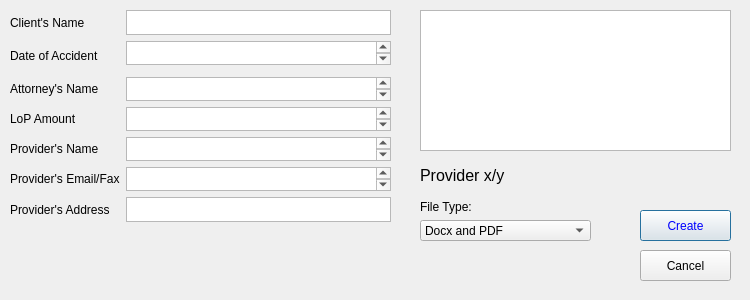
Qt form gui/LOP.ui (RDNelson26/DocuLegal_Project) before a commit.
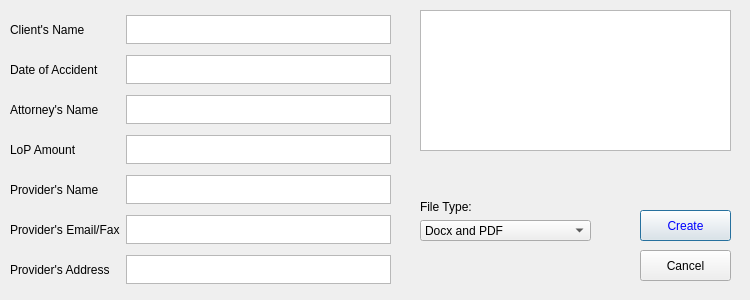
The same form after that commit.

Patch:
```diff
--- a/gui/LOP.ui
+++ b/gui/LOP.ui
@@ -63,86 +63,254 @@
      <x>10</x>
      <y>10</y>
      <width>381</width>
-     <height>231</height>
+     <height>281</height>
     </rect>
    </property>
    <layout class="QGridLayout" name="gridLayout">
-    <item row="0" column="1">
-     <widget class="QPlainTextEdit" name="plainTextEdit"/>
-    </item>
-    <item row="5" column="0">
-     <widget class="QLabel" name="label_5">
-      <property name="text">
-       <string>Provider's Name</string>
-      </property>
-     </widget>
-    </item>
-    <item row="3" column="0">
+    <item row="2" column="0">
      <widget class="QLabel" name="label_3">
       <property name="text">
        <string>Attorney's Name</string>
       </property>
      </widget>
     </item>
-    <item row="4" column="1">
-     <widget class="QPlainTextEdit" name="plainTextEdit_4"/>
-    </item>
-    <item row="5" column="1">
-     <widget class="QPlainTextEdit" name="plainTextEdit_5"/>
-    </item>
     <item row="4" column="0">
+     <widget class="QLabel" name="label_5">
+      <property name="text">
+       <string>Provider's Name</string>
+      </property>
+     </widget>
+    </item>
+    <item row="3" column="0">
      <widget class="QLabel" name="label_4">
       <property name="text">
        <string>LoP Amount</string>
       </property>
      </widget>
     </item>
-    <item row="3" column="1">
-     <widget class="QPlainTextEdit" name="plainTextEdit_3"/>
-    </item>
-    <item row="1" column="0" rowspan="2">
-     <widget class="QLabel" name="label_2">
-      <property name="text">
-       <string>Date of Accident</string>
-      </property>
-     </widget>
-    </item>
-    <item row="7" column="1">
-     <widget class="QPlainTextEdit" name="plainTextEdit_7"/>
-    </item>
-    <item row="6" column="1">
-     <widget class="QPlainTextEdit" name="plainTextEdit_6"/>
-    </item>
-    <item row="0" column="0">
-     <widget class="QLabel" name="label">
-      <property name="text">
-       <string>Client's Name</string>
-      </property>
-     </widget>
-    </item>
     <item row="6" column="0">
-     <widget class="QLabel" name="label_6">
-      <property name="text">
-       <string>Provider's Email/Fax</string>
-      </property>
-     </widget>
-    </item>
-    <item row="7" column="0">
      <widget class="QLabel" name="label_7">
       <property name="text">
        <string>Provider's Address</string>
       </property>
      </widget>
     </item>
-    <item row="8" column="1">
-     <widget class="QLabel" name="label_9">
+    <item row="5" column="0">
+     <widget class="QLabel" name="label_6">
       <property name="text">
-       <string/>
+       <string>Provider's Email/Fax</string>
+      </property>
+     </widget>
+    </item>
+    <item row="0" column="0">
+     <widget class="QLabel" name="label">
+      <property name="text">
+       <string>Client's Name</string>
+      </property>
+     </widget>
+    </item>
+    <item row="1" column="0">
+     <widget class="QLabel" name="label_2">
+      <property name="text">
+       <string>Date of Accident</string>
+      </property>
+     </widget>
+    </item>
+    <item row="0" column="1">
+     <widget class="QTextEdit" name="textEdit">
+      <property name="maximumSize">
+       <size>
+        <width>277</width>
+        <height>29</height>
+       </size>
+      </property>
+      <property name="font">
+       <font>
+        <pointsize>12</pointsize>
+       </font>
+      </property>
+      <property name="tabChangesFocus">
+       <bool>true</bool>
+      </property>
+      <property name="html">
+       <string>&lt;!DOCTYPE HTML PUBLIC &quot;-//W3C//DTD HTML 4.0//EN&quot; &quot;http://www.w3.org/TR/REC-html40/strict.dtd&quot;&gt;
+&lt;html&gt;&lt;head&gt;&lt;meta name=&quot;qrichtext&quot; content=&quot;1&quot; /&gt;&lt;style type=&quot;text/css&quot;&gt;
+p, li { white-space: pre-wrap; }
+&lt;/style&gt;&lt;/head&gt;&lt;body style=&quot; font-family:'MS Shell Dlg 2'; font-size:12pt; font-weight:400; font-style:normal;&quot;&gt;
+&lt;p style=&quot;-qt-paragraph-type:empty; margin-top:0px; margin-bottom:0px; margin-left:0px; margin-right:0px; -qt-block-indent:0; text-indent:0px; font-size:8.25pt;&quot;&gt;&lt;br /&gt;&lt;/p&gt;&lt;/body&gt;&lt;/html&gt;</string>
+      </property>
+      <property name="acceptRichText">
+       <bool>false</bool>
       </property>
      </widget>
     </item>
     <item row="1" column="1">
-     <widget class="QPlainTextEdit" name="plainTextEdit_2"/>
+     <widget class="QTextEdit" name="textEdit_2">
+      <property name="maximumSize">
+       <size>
+        <width>277</width>
+        <height>29</height>
+       </size>
+      </property>
+      <property name="font">
+       <font>
+        <pointsize>12</pointsize>
+       </font>
+      </property>
+      <property name="tabChangesFocus">
+       <bool>true</bool>
+      </property>
+      <property name="html">
+       <string>&lt;!DOCTYPE HTML PUBLIC &quot;-//W3C//DTD HTML 4.0//EN&quot; &quot;http://www.w3.org/TR/REC-html40/strict.dtd&quot;&gt;
+&lt;html&gt;&lt;head&gt;&lt;meta name=&quot;qrichtext&quot; content=&quot;1&quot; /&gt;&lt;style type=&quot;text/css&quot;&gt;
+p, li { white-space: pre-wrap; }
+&lt;/style&gt;&lt;/head&gt;&lt;body style=&quot; font-family:'MS Shell Dlg 2'; font-size:12pt; font-weight:400; font-style:normal;&quot;&gt;
+&lt;p style=&quot;-qt-paragraph-type:empty; margin-top:0px; margin-bottom:0px; margin-left:0px; margin-right:0px; -qt-block-indent:0; text-indent:0px; font-size:8.25pt;&quot;&gt;&lt;br /&gt;&lt;/p&gt;&lt;/body&gt;&lt;/html&gt;</string>
+      </property>
+      <property name="acceptRichText">
+       <bool>false</bool>
+      </property>
+     </widget>
+    </item>
+    <item row="2" column="1">
+     <widget class="QTextEdit" name="textEdit_3">
+      <property name="maximumSize">
+       <size>
+        <width>277</width>
+        <height>29</height>
+       </size>
+      </property>
+      <property name="font">
+       <font>
+        <pointsize>12</pointsize>
+       </font>
+      </property>
+      <property name="tabChangesFocus">
+       <bool>true</bool>
+      </property>
+      <property name="html">
+       <string>&lt;!DOCTYPE HTML PUBLIC &quot;-//W3C//DTD HTML 4.0//EN&quot; &quot;http://www.w3.org/TR/REC-html40/strict.dtd&quot;&gt;
+&lt;html&gt;&lt;head&gt;&lt;meta name=&quot;qrichtext&quot; content=&quot;1&quot; /&gt;&lt;style type=&quot;text/css&quot;&gt;
+p, li { white-space: pre-wrap; }
+&lt;/style&gt;&lt;/head&gt;&lt;body style=&quot; font-family:'MS Shell Dlg 2'; font-size:12pt; font-weight:400; font-style:normal;&quot;&gt;
+&lt;p style=&quot;-qt-paragraph-type:empty; margin-top:0px; margin-bottom:0px; margin-left:0px; margin-right:0px; -qt-block-indent:0; text-indent:0px; font-size:8.25pt;&quot;&gt;&lt;br /&gt;&lt;/p&gt;&lt;/body&gt;&lt;/html&gt;</string>
+      </property>
+      <property name="acceptRichText">
+       <bool>false</bool>
+      </property>
+     </widget>
+    </item>
+    <item row="3" column="1">
+     <widget class="QTextEdit" name="textEdit_4">
+      <property name="maximumSize">
+       <size>
+        <width>277</width>
+        <height>29</height>
+       </size>
+      </property>
+      <property name="font">
+       <font>
+        <pointsize>12</pointsize>
+       </font>
+      </property>
+      <property name="tabChangesFocus">
+       <bool>true</bool>
+      </property>
+      <property name="html">
+       <string>&lt;!DOCTYPE HTML PUBLIC &quot;-//W3C//DTD HTML 4.0//EN&quot; &quot;http://www.w3.org/TR/REC-html40/strict.dtd&quot;&gt;
+&lt;html&gt;&lt;head&gt;&lt;meta name=&quot;qrichtext&quot; content=&quot;1&quot; /&gt;&lt;style type=&quot;text/css&quot;&gt;
+p, li { white-space: pre-wrap; }
+&lt;/style&gt;&lt;/head&gt;&lt;body style=&quot; font-family:'MS Shell Dlg 2'; font-size:12pt; font-weight:400; font-style:normal;&quot;&gt;
+&lt;p style=&quot;-qt-paragraph-type:empty; margin-top:0px; margin-bottom:0px; margin-left:0px; margin-right:0px; -qt-block-indent:0; text-indent:0px; font-size:8.25pt;&quot;&gt;&lt;br /&gt;&lt;/p&gt;&lt;/body&gt;&lt;/html&gt;</string>
+      </property>
+      <property name="acceptRichText">
+       <bool>false</bool>
+      </property>
+     </widget>
+    </item>
+    <item row="4" column="1">
+     <widget class="QTextEdit" name="textEdit_5">
+      <property name="maximumSize">
+       <size>
+        <width>277</width>
+        <height>29</height>
+       </size>
+      </property>
+      <property name="font">
+       <font>
+        <pointsize>12</pointsize>
+       </font>
+      </property>
+      <property name="tabChangesFocus">
+       <bool>true</bool>
+      </property>
+      <property name="html">
+       <string>&lt;!DOCTYPE HTML PUBLIC &quot;-//W3C//DTD HTML 4.0//EN&quot; &quot;http://www.w3.org/TR/REC-html40/strict.dtd&quot;&gt;
+&lt;html&gt;&lt;head&gt;&lt;meta name=&quot;qrichtext&quot; content=&quot;1&quot; /&gt;&lt;style type=&quot;text/css&quot;&gt;
+p, li { white-space: pre-wrap; }
+&lt;/style&gt;&lt;/head&gt;&lt;body style=&quot; font-family:'MS Shell Dlg 2'; font-size:12pt; font-weight:400; font-style:normal;&quot;&gt;
+&lt;p style=&quot;-qt-paragraph-type:empty; margin-top:0px; margin-bottom:0px; margin-left:0px; margin-right:0px; -qt-block-indent:0; text-indent:0px; font-size:8.25pt;&quot;&gt;&lt;br /&gt;&lt;/p&gt;&lt;/body&gt;&lt;/html&gt;</string>
+      </property>
+      <property name="acceptRichText">
+       <bool>false</bool>
+      </property>
+     </widget>
+    </item>
+    <item row="5" column="1">
+     <widget class="QTextEdit" name="textEdit_6">
+      <property name="maximumSize">
+       <size>
+        <width>277</width>
+        <height>29</height>
+       </size>
+      </property>
+      <property name="font">
+       <font>
+        <pointsize>12</pointsize>
+       </font>
+      </property>
+      <property name="tabChangesFocus">
+       <bool>true</bool>
+      </property>
+      <property name="html">
+       <string>&lt;!DOCTYPE HTML PUBLIC &quot;-//W3C//DTD HTML 4.0//EN&quot; &quot;http://www.w3.org/TR/REC-html40/strict.dtd&quot;&gt;
+&lt;html&gt;&lt;head&gt;&lt;meta name=&quot;qrichtext&quot; content=&quot;1&quot; /&gt;&lt;style type=&quot;text/css&quot;&gt;
+p, li { white-space: pre-wrap; }
+&lt;/style&gt;&lt;/head&gt;&lt;body style=&quot; font-family:'MS Shell Dlg 2'; font-size:12pt; font-weight:400; font-style:normal;&quot;&gt;
+&lt;p style=&quot;-qt-paragraph-type:empty; margin-top:0px; margin-bottom:0px; margin-left:0px; margin-right:0px; -qt-block-indent:0; text-indent:0px; font-size:8.25pt;&quot;&gt;&lt;br /&gt;&lt;/p&gt;&lt;/body&gt;&lt;/html&gt;</string>
+      </property>
+      <property name="acceptRichText">
+       <bool>false</bool>
+      </property>
+     </widget>
+    </item>
+    <item row="6" column="1">
+     <widget class="QTextEdit" name="textEdit_7">
+      <property name="maximumSize">
+       <size>
+        <width>277</width>
+        <height>29</height>
+       </size>
+      </property>
+      <property name="font">
+       <font>
+        <pointsize>12</pointsize>
+       </font>
+      </property>
+      <property name="tabChangesFocus">
+       <bool>true</bool>
+      </property>
+      <property name="html">
+       <string>&lt;!DOCTYPE HTML PUBLIC &quot;-//W3C//DTD HTML 4.0//EN&quot; &quot;http://www.w3.org/TR/REC-html40/strict.dtd&quot;&gt;
+&lt;html&gt;&lt;head&gt;&lt;meta name=&quot;qrichtext&quot; content=&quot;1&quot; /&gt;&lt;style type=&quot;text/css&quot;&gt;
+p, li { white-space: pre-wrap; }
+&lt;/style&gt;&lt;/head&gt;&lt;body style=&quot; font-family:'MS Shell Dlg 2'; font-size:12pt; font-weight:400; font-style:normal;&quot;&gt;
+&lt;p style=&quot;-qt-paragraph-type:empty; margin-top:0px; margin-bottom:0px; margin-left:0px; margin-right:0px; -qt-block-indent:0; text-indent:0px; font-size:8.25pt;&quot;&gt;&lt;br /&gt;&lt;/p&gt;&lt;/body&gt;&lt;/html&gt;</string>
+      </property>
+      <property name="acceptRichText">
+       <bool>false</bool>
+      </property>
+     </widget>
     </item>
    </layout>
   </widget>
@@ -185,19 +353,6 @@
     </rect>
    </property>
   </widget>
-  <widget class="QLabel" name="label_8">
-   <property name="geometry">
-    <rect>
-     <x>420</x>
-     <y>166</y>
-     <width>121</width>
-     <height>20</height>
-    </rect>
-   </property>
-   <property name="text">
-    <string>&lt;html&gt;&lt;head/&gt;&lt;body&gt;&lt;p&gt;&lt;span style=&quot; font-size:12pt;&quot;&gt;Provider x/y&lt;/span&gt;&lt;/p&gt;&lt;/body&gt;&lt;/html&gt;</string>
-   </property>
-  </widget>
  </widget>
  <resources/>
  <connections/>
```
